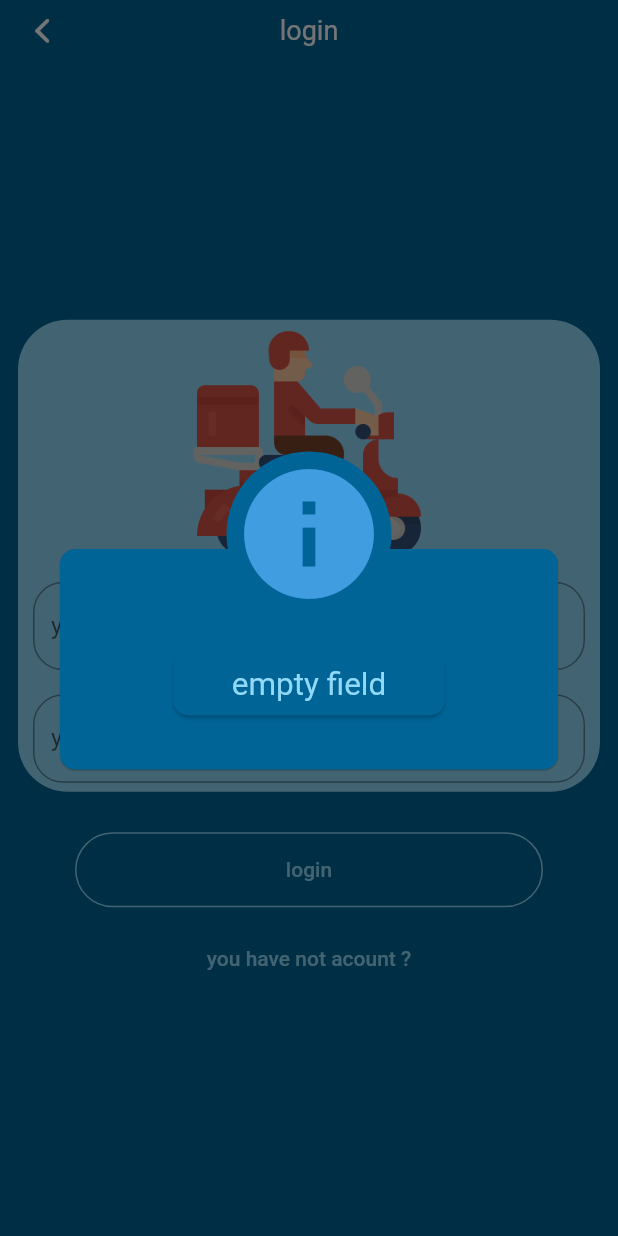
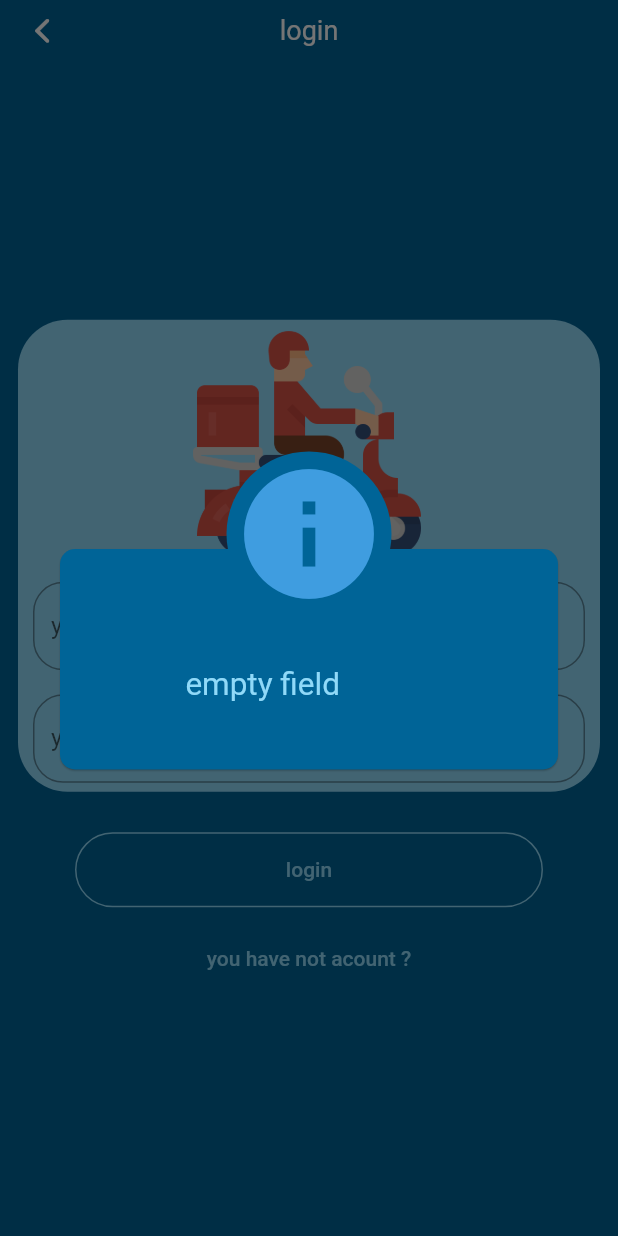
Before and after one commit to waheedoofHnblaas/deliveryman, a Flutter app: the Login screen opened directly, after a tap on "login", on a phone screen of 412 x 824 dp. Run offline on Flutter 3.47's test engine with Material 2 defaults, Android fonts, the phone set to English and light mode, and no system bars; our stand-ins replace awesome_dialog, geolocator, get, google_fonts, google_maps_flutter, shared_preferences; missing offline and left inert: awesome_drawer_bar, geolocator_platform_interface; accounts and stored records are empty; Roboto replaces fonts that are missing (RobotoMono).

Commit message:
add  make cost

```diff
--- a/lib/view/conmponent/customAwesome.dart
+++ b/lib/view/conmponent/customAwesome.dart
@@ -8,10 +8,11 @@ CustomAwesomeDialog(
     dialogBackgroundColor: Get.theme.primaryColor,
     context: context,
     title: title,
+    titleTextStyle: TextStyle(color: Get.theme.primaryColor),
     body: Padding(
       padding: const EdgeInsets.all(16.0),
       child: Card(
-
+        elevation: 0,
         shape: RoundedRectangleBorder(
           borderRadius: BorderRadius.circular(10.0),
         ),
@@ -23,7 +24,7 @@ CustomAwesomeDialog(
             child: Text(
               content,
               style: TextStyle(fontSize: 21, color: Get.theme.backgroundColor),
-              textAlign: TextAlign.center,
+              textAlign: TextAlign.left,
             ),
           ),
         ),
@@ -35,7 +36,6 @@ CustomAwesomeDialog(
     btnCancelIcon: Icons.phone,
     btnCancelColor: Get.theme.backgroundColor,
     animType: AnimType.SCALE,
-
     btnCancelOnPress: onCancelTap,
   ).show();
 }
--- a/lib/view/screens/dashSc/MainDash.dart
+++ b/lib/view/screens/dashSc/MainDash.dart
@@ -40,7 +40,7 @@ class MainDashboard extends StatefulWidget {
 bool choose = false;
 List<Marker> chooseMarker = [const Marker(markerId: MarkerId(''))];
 bool ttt = false;
-bool all = true, wait = false, done = false, withD = false;
+bool all = false, wait = true, done = false, withD = false;
 bool showList = false;
 
 Api API = Api();
@@ -157,12 +157,12 @@ class _EmpDashboardState extends State<MainDashboard> {
               children: [
                 SortBtn(
                   'ALL',
-                  ! all? Get.theme.backgroundColor : Get.theme.primaryColor,
+                  !all? Get.theme.backgroundColor : Get.theme.primaryColor,
                   all? Get.theme.backgroundColor : Get.theme.primaryColor,
                   () {
                     setState(() {
-                      all = false;
-                      wait = true;
+                      all = true;
+                      wait = false;
                       done = false;
                       withD = false;
                     });
@@ -174,8 +174,8 @@ class _EmpDashboardState extends State<MainDashboard> {
                   wait ? Get.theme.backgroundColor : Get.theme.primaryColor,
                   () {
                     setState(() {
-                      all = true;
-                      wait = false;
+                      all = false;
+                      wait = true;
                       done = false;
                       withD = false;
                     });
```
Also changed, not shown: lib/model/database/google_map_api.dart (+4 -4 lines), lib/model/oop/Order.dart (+17 -4 lines), lib/view/conmponent/sortBtn.dart (+19 -8 lines).
